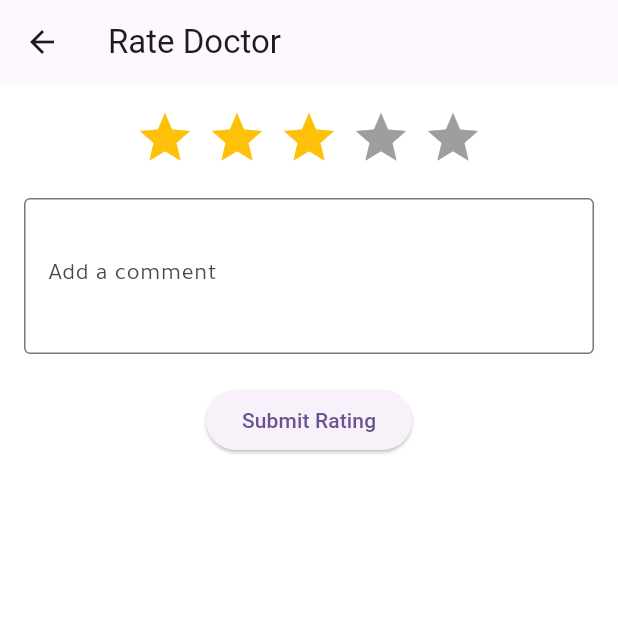
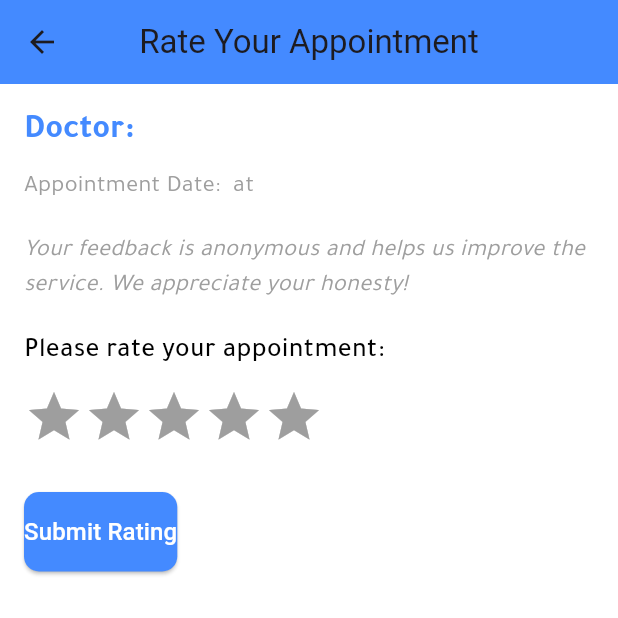
Before and after one commit to mutie3/care-clinics, a Flutter app: the RatingPage screen opened directly with empty values, on a phone screen of 412 x 824 dp, the top half of it. Run offline on Flutter 3.47's test engine with Material 3 defaults, Android fonts, the phone set to English and light mode, and no system bars; drawn by our look-alikes of flutter_rating_bar; our stand-ins replace bloc, cloud_firestore, file_picker, firebase_auth, firebase_core, firebase_storage and 15 more; accounts and stored records are empty; project files that could hold a hidden picture were left out.

Commit message:
Resolved merge conflicts

```diff
--- a/lib/screens/rating_page.dart
+++ b/lib/screens/rating_page.dart
@@ -1,51 +1,107 @@
 import 'package:flutter/material.dart';
 import 'package:flutter_rating_bar/flutter_rating_bar.dart';
 import 'package:cloud_firestore/cloud_firestore.dart';
-import 'package:get/get.dart';
 
 class RatingPage extends StatefulWidget {
-  final String doctorId;
+  final String appointmentId; // معرف الموعد
+  final String doctorName; // اسم الطبيب
+  final String appointmentDate; // تاريخ الموعد
+  final String appointmentTime; // وقت الموعد
 
-  const RatingPage({super.key, required this.doctorId});
+  const RatingPage({
+    Key? key,
+    required this.appointmentId,
+    required this.doctorName,
+    required this.appointmentDate,
+    required this.appointmentTime,
+  }) : super(key: key);
 
   @override
-  RatingPageState createState() => RatingPageState();
+  _RatingPageState createState() => _RatingPageState();
 }
 
-class RatingPageState extends State<RatingPage> {
-  double _rating = 3.0;
-  final TextEditingController _commentController = TextEditingController();
+class _RatingPageState extends State<RatingPage> {
+  double _rating = 0; // التقييم الافتراضي
+  bool _isSubmitting = false; // حالة الزر
 
-  Future<void> submitRating() async {
-    String userId = 'user123';
+  // دالة لحفظ التقييم في Firebase
+  Future<void> _submitRating() async {
+    setState(() {
+      _isSubmitting = true; // تغيير حالة الزر إلى "إرسال"
+    });
 
     try {
-      await FirebaseFirestore.instance.collection('ratings').add({
-        'userId': userId,
-        'doctorId': widget.doctorId,
-        'rating': _rating,
-        'comment': _commentController.text,
-        'timestamp': FieldValue.serverTimestamp(),
+      await FirebaseFirestore.instance
+          .collection('appointments')
+          .doc(widget.appointmentId)
+          .update({
+        'rating': _rating, // حفظ التقييم في Firestore
+        'ratingSubmitted': true, // تحديد ما إذا كان التقييم قد تم تقديمه
       });
+
       ScaffoldMessenger.of(context).showSnackBar(
-        SnackBar(content: Text('173'.tr)),
+        const SnackBar(content: Text('Rating submitted successfully!')),
       );
+      Navigator.pop(context); // العودة إلى الصفحة السابقة بعد التقديم
     } catch (e) {
       ScaffoldMessenger.of(context).showSnackBar(
-        SnackBar(content: Text('Error submitting rating: $e')),
+        SnackBar(content: Text('Failed to submit rating: $e')),
       );
+    } finally {
+      setState(() {
+        _isSubmitting = false; // إعادة حالة الزر بعد الإرسال
+      });
     }
   }
 
   @override
   Widget build(BuildContext context) {
     return Scaffold(
-      appBar: AppBar(title: Text('174'.tr)),
+      appBar: AppBar(
+        title: const Text('Rate Your Appointment'),
+        backgroundColor: Colors.blueAccent, // تغيير اللون إلى الأزرق الفاتح
+        centerTitle: true,
+      ),
       body: Padding(
         padding: const EdgeInsets.all(16.0),
         child: Column(
+          crossAxisAlignment: CrossAxisAlignment.start,
           children: [
-            // واجهة تقييم النجوم
+            // عنوان الطبيب وتفاصيل الموعد
+            Text(
+              'Doctor: ${widget.doctorName}',
+              style: const TextStyle(
+                fontSize: 22,
+                fontWeight: FontWeight.bold,
+                color: Colors.blueAccent,
+              ),
+            ),
+            const SizedBox(height: 10),
+            Text(
+              'Appointment Date: ${widget.appointmentDate} at ${widget.appointmentTime}',
+              style: const TextStyle(fontSize: 16, color: Colors.grey),
+            ),
+            const SizedBox(height: 20),
+
+            // إشعار حول سرية التقييم
+            const Text(
+              'Your feedback is anonymous and helps us improve the service. We appreciate your honesty!',
+              style: TextStyle(
+                fontSize: 16,
+                color: Colors.grey,
+                fontStyle: FontStyle.italic,
+              ),
+            ),
+            const SizedBox(height: 20),
+
+            // تعليمات التقييم
+            const Text(
+              'Please rate your appointment:',
+              style: TextStyle(fontSize: 18, fontWeight: FontWeight.w500),
+            ),
+            const SizedBox(height: 10),
+
+            // إضافة شريط النجوم
             RatingBar.builder(
               initialRating: _rating,
               minRating: 1,
@@ -53,32 +109,34 @@ class RatingPageState extends State<RatingPage> {
               allowHalfRating: true,
               itemCount: 5,
               itemSize: 40,
-              itemPadding: const EdgeInsets.symmetric(horizontal: 4.0),
-              onRatingUpdate: (rating) {
-                setState(() {
-                  _rating = rating;
-                });
-              },
-              itemBuilder: (context, index) => const Icon(
+              itemBuilder: (context, _) => const Icon(
                 Icons.star,
                 color: Colors.amber,
               ),
+              onRatingUpdate: (rating) {
+                setState(() {
+                  _rating = rating; // تحديث التقييم
+                });
+              },
             ),
-            const SizedBox(height: 20),
-            // حقل التعليق
-            TextField(
-              controller: _commentController,
-              decoration: InputDecoration(
-                labelText: '175'.tr,
-                border: const OutlineInputBorder(),
-              ),
-              maxLines: 3,
-            ),
-            const SizedBox(height: 20),
+            const SizedBox(height: 30),
+
             // زر إرسال التقييم
             ElevatedButton(
-              onPressed: submitRating,
-              child: Text('176'.tr),
+              onPressed: _isSubmitting ? null : _submitRating,
+              style: ElevatedButton.styleFrom(
+                backgroundColor: Colors.blueAccent, // اللون الأزرق للفأرة
+                padding: const EdgeInsets.symmetric(vertical: 15),
+                shape: RoundedRectangleBorder(
+                  borderRadius: BorderRadius.circular(10),
+                ),
+              ),
+              child: _isSubmitting
+                  ? const CircularProgressIndicator()
+                  : const Text(
+                      'Submit Rating',
+                      style: TextStyle(fontSize: 16, color: Colors.white),
+                    ),
             ),
           ],
         ),
--- a/lib/widgets/set_picture.dart
+++ b/lib/widgets/set_picture.dart
@@ -1,7 +1,6 @@
 import 'dart:io';
 import 'package:flutter/material.dart';
 import 'package:image_picker/image_picker.dart';
-import 'package:care_clinic/constants/colors_page.dart';
 
 class SetProfilePicture extends StatefulWidget {
   final Function(File) onImagePicked;
@@ -31,7 +30,7 @@ class _SetProfilePictureState extends State<SetProfilePicture> {
       child: CircleAvatar(
         radius: 60,
         backgroundImage: image.isEmpty
-            ? AssetImage('images/patient.png')
+            ? const AssetImage('images/patient.png')
             : FileImage(File(image)) as ImageProvider,
       ),
     );
```
Also changed, not shown: lib/screens/login_page.dart (+14 -17 lines), lib/screens/user_appointments_screen.dart (+70 -35 lines), lib/widgets/doctor_date_picker_widget.dart (deleted, +0 -81 lines).
